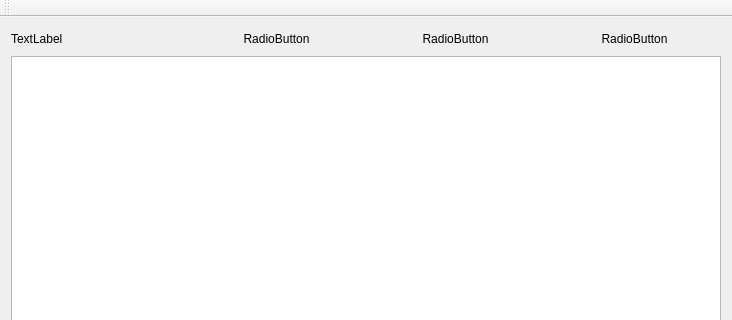
First picture: the form in MainWindow.ui, repository afigegoznaet/KDETrashWidget, before the edit; both pictures show x 0 to 732 and y 0 to 320 of the 732 by 515 pixel window.
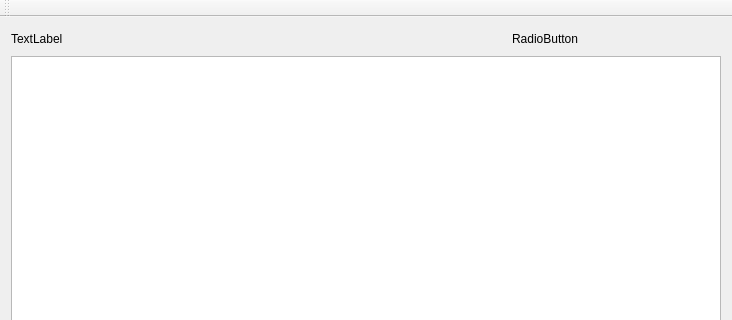
Second picture: the form after the edit. Custom widgets are drawn as their Qt base class.

```diff
--- a/MainWindow.ui
+++ b/MainWindow.ui
@@ -24,16 +24,6 @@
         </property>
        </widget>
       </item>
-      <item>
-       <widget class="QPushButton" name="userTrashFull">
-        <property name="text">
-         <string>RadioButton</string>
-        </property>
-        <property name="flat">
-         <bool>true</bool>
-        </property>
-       </widget>
-      </item>
       <item>
        <widget class="QPushButton" name="userTrash">
         <property name="text">
@@ -44,16 +34,6 @@
         </property>
        </widget>
       </item>
-      <item>
-       <widget class="QPushButton" name="providerTrash">
-        <property name="text">
-         <string>RadioButton</string>
-        </property>
-        <property name="flat">
-         <bool>true</bool>
-        </property>
-       </widget>
-      </item>
      </layout>
     </item>
     <item row="1" column="0">
```
